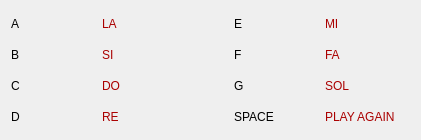
The window that ear_helper/ui/shortcuts.ui (natanfrost/py) describes before a commit, drawn with Qt 5.
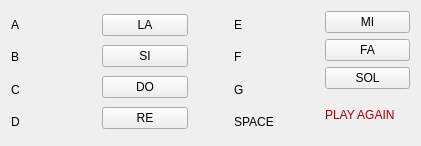
The same window after the commit.

Commit message: modified:   ear_helper/events.py  	modified:   ear_helper/events.pyc  	deleted:    ear_helper/frm_shortcuts.py  	modified:   ear_helper/main.py  	modified:   ear_helper/main.pyc  	deleted:    ear_helper/main_new.py  	deleted:    ear_helper/main_old.py  	new file:   ear_helper/set_up_training.py  	new file:   ear_helper/set_up_training.pyc  	new file:   ear_helper/shortcuts.py  	new file:   ear_helper/shortcuts.pyc  	new file:   ear_helper/ui/set_up_training.ui 	modified:   ear_helper/ui/shortcuts.ui

What changed in the file:
```diff
--- a/ear_helper/ui/shortcuts.ui
+++ b/ear_helper/ui/shortcuts.ui
@@ -7,7 +7,7 @@
     <x>0</x>
     <y>0</y>
     <width>421</width>
-    <height>140</height>
+    <height>146</height>
    </rect>
   </property>
   <property name="windowTitle">
@@ -22,138 +22,6 @@
   <layout class="QGridLayout" name="gridLayout_2">
    <item row="0" column="4">
     <layout class="QGridLayout" name="gridLayout_5">
-     <item row="2" column="0">
-      <widget class="QLabel" name="label_14">
-       <property name="palette">
-        <palette>
-         <active>
-          <colorrole role="WindowText">
-           <brush brushstyle="SolidPattern">
-            <color alpha="255">
-             <red>170</red>
-             <green>0</green>
-             <blue>0</blue>
-            </color>
-           </brush>
-          </colorrole>
-         </active>
-         <inactive>
-          <colorrole role="WindowText">
-           <brush brushstyle="SolidPattern">
-            <color alpha="255">
-             <red>170</red>
-             <green>0</green>
-             <blue>0</blue>
-            </color>
-           </brush>
-          </colorrole>
-         </inactive>
-         <disabled>
-          <colorrole role="WindowText">
-           <brush brushstyle="SolidPattern">
-            <color alpha="255">
-             <red>137</red>
-             <green>134</green>
-             <blue>129</blue>
-            </color>
-           </brush>
-          </colorrole>
-         </disabled>
-        </palette>
-       </property>
-       <property name="text">
-        <string>SOL</string>
-       </property>
-      </widget>
-     </item>
-     <item row="0" column="0">
-      <widget class="QLabel" name="label_12">
-       <property name="palette">
-        <palette>
-         <active>
-          <colorrole role="WindowText">
-           <brush brushstyle="SolidPattern">
-            <color alpha="255">
-             <red>170</red>
-             <green>0</green>
-             <blue>0</blue>
-            </color>
-           </brush>
-          </colorrole>
-         </active>
-         <inactive>
-          <colorrole role="WindowText">
-           <brush brushstyle="SolidPattern">
-            <color alpha="255">
-             <red>170</red>
-             <green>0</green>
-             <blue>0</blue>
-            </color>
-           </brush>
-          </colorrole>
-         </inactive>
-         <disabled>
-          <colorrole role="WindowText">
-           <brush brushstyle="SolidPattern">
-            <color alpha="255">
-             <red>137</red>
-             <green>134</green>
-             <blue>129</blue>
-            </color>
-           </brush>
-          </colorrole>
-         </disabled>
-        </palette>
-       </property>
-       <property name="text">
-        <string>MI</string>
-       </property>
-      </widget>
-     </item>
-     <item row="1" column="0">
-      <widget class="QLabel" name="label_13">
-       <property name="palette">
-        <palette>
-         <active>
-          <colorrole role="WindowText">
-           <brush brushstyle="SolidPattern">
-            <color alpha="255">
-             <red>170</red>
-             <green>0</green>
-             <blue>0</blue>
-            </color>
-           </brush>
-          </colorrole>
-         </active>
-         <inactive>
-          <colorrole role="WindowText">
-           <brush brushstyle="SolidPattern">
-            <color alpha="255">
-             <red>170</red>
-             <green>0</green>
-             <blue>0</blue>
-            </color>
-           </brush>
-          </colorrole>
-         </inactive>
-         <disabled>
-          <colorrole role="WindowText">
-           <brush brushstyle="SolidPattern">
-            <color alpha="255">
-             <red>137</red>
-             <green>134</green>
-             <blue>129</blue>
-            </color>
-           </brush>
-          </colorrole>
-         </disabled>
-        </palette>
-       </property>
-       <property name="text">
-        <string>FA</string>
-       </property>
-      </widget>
-     </item>
      <item row="3" column="0">
       <widget class="QLabel" name="label_16">
        <property name="palette">
@@ -198,6 +66,27 @@
        </property>
       </widget>
      </item>
+     <item row="0" column="0">
+      <widget class="QPushButton" name="btn_mi">
+       <property name="text">
+        <string>MI</string>
+       </property>
+      </widget>
+     </item>
+     <item row="1" column="0">
+      <widget class="QPushButton" name="btn_fa">
+       <property name="text">
+        <string>FA</string>
+       </property>
+      </widget>
+     </item>
+     <item row="2" column="0">
+      <widget class="QPushButton" name="btn_sol">
+       <property name="text">
+        <string>SOL</string>
+       </property>
+      </widget>
+     </item>
     </layout>
    </item>
    <item row="0" column="3">
@@ -234,177 +123,35 @@
    </item>
    <item row="0" column="1">
     <layout class="QGridLayout" name="gridLayout_3">
-     <item row="1" column="0">
-      <widget class="QLabel" name="label_6">
-       <property name="palette">
-        <palette>
-         <active>
-          <colorrole role="WindowText">
-           <brush brushstyle="SolidPattern">
-            <color alpha="255">
-             <red>170</red>
-             <green>0</green>
-             <blue>0</blue>
-            </color>
-           </brush>
-          </colorrole>
-         </active>
-         <inactive>
-          <colorrole role="WindowText">
-           <brush brushstyle="SolidPattern">
-            <color alpha="255">
-             <red>170</red>
-             <green>0</green>
-             <blue>0</blue>
-            </color>
-           </brush>
-          </colorrole>
-         </inactive>
-         <disabled>
-          <colorrole role="WindowText">
-           <brush brushstyle="SolidPattern">
-            <color alpha="255">
-             <red>137</red>
-             <green>134</green>
-             <blue>129</blue>
-            </color>
-           </brush>
-          </colorrole>
-         </disabled>
-        </palette>
-       </property>
-       <property name="text">
-        <string>SI</string>
-       </property>
-      </widget>
-     </item>
      <item row="0" column="0">
-      <widget class="QLabel" name="label_5">
-       <property name="palette">
-        <palette>
-         <active>
-          <colorrole role="WindowText">
-           <brush brushstyle="SolidPattern">
-            <color alpha="255">
-             <red>170</red>
-             <green>0</green>
-             <blue>0</blue>
-            </color>
-           </brush>
-          </colorrole>
-         </active>
-         <inactive>
-          <colorrole role="WindowText">
-           <brush brushstyle="SolidPattern">
-            <color alpha="255">
-             <red>170</red>
-             <green>0</green>
-             <blue>0</blue>
-            </color>
-           </brush>
-          </colorrole>
-         </inactive>
-         <disabled>
-          <colorrole role="WindowText">
-           <brush brushstyle="SolidPattern">
-            <color alpha="255">
-             <red>137</red>
-             <green>134</green>
-             <blue>129</blue>
-            </color>
-           </brush>
-          </colorrole>
-         </disabled>
-        </palette>
+      <widget class="QPushButton" name="btn_la">
+       <property name="toolTip">
+        <string comment="Push to play note" extracomment="Push to play note"/>
        </property>
        <property name="text">
         <string>LA</string>
        </property>
+       <property name="flat">
+        <bool>false</bool>
+       </property>
+      </widget>
+     </item>
+     <item row="1" column="0">
+      <widget class="QPushButton" name="btn_si">
+       <property name="text">
+        <string>SI</string>
+       </property>
       </widget>
      </item>
      <item row="2" column="0">
-      <widget class="QLabel" name="label_7">
-       <property name="palette">
-        <palette>
-         <active>
-          <colorrole role="WindowText">
-           <brush brushstyle="SolidPattern">
-            <color alpha="255">
-             <red>170</red>
-             <green>0</green>
-             <blue>0</blue>
-            </color>
-           </brush>
-          </colorrole>
-         </active>
-         <inactive>
-          <colorrole role="WindowText">
-           <brush brushstyle="SolidPattern">
-            <color alpha="255">
-             <red>170</red>
-             <green>0</green>
-             <blue>0</blue>
-            </color>
-           </brush>
-          </colorrole>
-         </inactive>
-         <disabled>
-          <colorrole role="WindowText">
-           <brush brushstyle="SolidPattern">
-            <color alpha="255">
-             <red>137</red>
-             <green>134</green>
-             <blue>129</blue>
-            </color>
-           </brush>
-          </colorrole>
-         </disabled>
-        </palette>
-       </property>
+      <widget class="QPushButton" name="btn_do">
        <property name="text">
         <string>DO</string>
        </property>
       </widget>
      </item>
      <item row="3" column="0">
-      <widget class="QLabel" name="label_8">
-       <property name="palette">
-        <palette>
-         <active>
-          <colorrole role="WindowText">
-           <brush brushstyle="SolidPattern">
-            <color alpha="255">
-             <red>170</red>
-             <green>0</green>
-             <blue>0</blue>
-            </color>
-           </brush>
-          </colorrole>
-         </active>
-         <inactive>
-          <colorrole role="WindowText">
-           <brush brushstyle="SolidPattern">
-            <color alpha="255">
-             <red>170</red>
-             <green>0</green>
-             <blue>0</blue>
-            </color>
-           </brush>
-          </colorrole>
-         </inactive>
-         <disabled>
-          <colorrole role="WindowText">
-           <brush brushstyle="SolidPattern">
-            <color alpha="255">
-             <red>137</red>
-             <green>134</green>
-             <blue>129</blue>
-            </color>
-           </brush>
-          </colorrole>
-         </disabled>
-        </palette>
-       </property>
+      <widget class="QPushButton" name="btn_re">
        <property name="text">
         <string>RE</string>
        </property>
```
Left out of the diff: 14 changed lines with no effect on the pictures. The commit also changes 12 other files.
